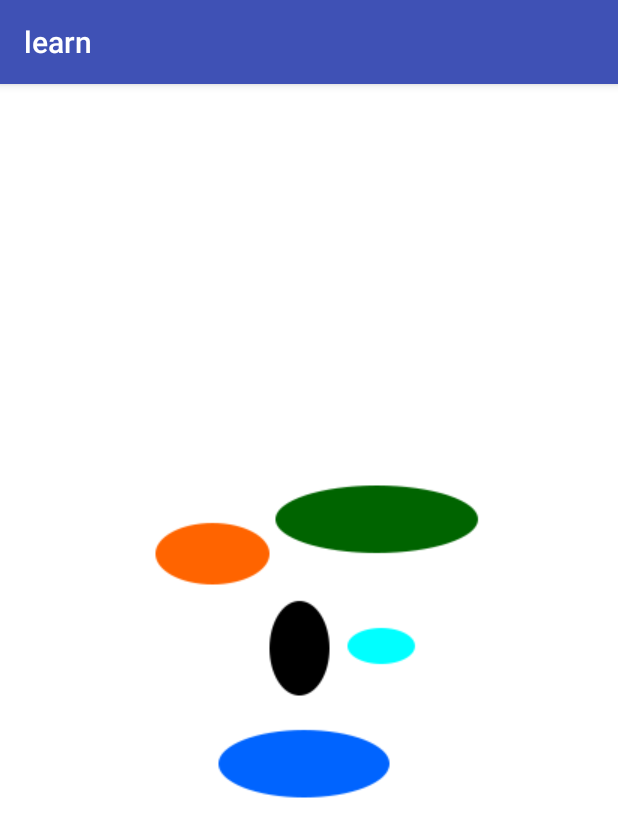
After one commit to siren186/troj_an, an Android app: the SplashActivity screen opened directly, with no data from a screen before it, on a phone screen of 412 x 824 dp. The commit adds this screen. Shown: the top 837 px of the screen. Run offline under Robolectric (Android 15) with nearby library versions, the phone set to English and light mode, and no system bars; libraries missing offline, so code that uses them is left out: com.xsj.crasheye; 4 statements that could not run were skipped.

Commit message:
* [learn] 添加SplashActivity

```diff
--- /dev/null
+++ b/learn/src/main/java/com/troj/demo/learn/SplashActivity.java
@@ -0,0 +1,81 @@
+package com.troj.demo.learn;
+
+import android.content.Intent;
+import android.os.AsyncTask;
+import android.support.v7.app.AppCompatActivity;
+import android.os.Bundle;
+
+import com.troj.demo.learn.logic.init_app.AppInit;
+import com.troj.demo.learn.ui.main.HomeActivity;
+
+public class SplashActivity extends AppCompatActivity {
+
+    private static final long SHOW_TIME = 1000;
+    private AsyncTask<Void, Void, Integer> mInitTask = null;
+
+    @Override
+    protected void onCreate(Bundle savedInstanceState) {
+        super.onCreate(savedInstanceState);
+        setContentView(R.layout.activity_splash);
+        init();
+        startTask();
+    }
+
+    @Override
+    protected void onDestroy() {
+        super.onDestroy();
+        unInit();
+    }
+
+    private void init() {
+        mInitTask = new AsyncTask<Void, Void, Integer>() {
+            @Override
+            protected Integer doInBackground(Void... params) {
+                return initAppGlobalField();
+            }
+
+            @Override
+            protected void onPostExecute(Integer integer) {
+                super.onPostExecute(integer);
+                skip2homeActivity();
+            }
+        };
+    }
+
+    private void unInit() {
+        if (null != mInitTask) {
+            if (!mInitTask.isCancelled()) {
+                mInitTask.cancel(true);
+            }
+            mInitTask = null;
+        }
+    }
+
+    private void startTask() {
+        if (null != mInitTask) {
+            mInitTask.execute();
+        }
+    }
+
+    private Integer initAppGlobalField() {
+        Integer ret;
+        long startTime = System.currentTimeMillis();
+        ret = AppInit.getInstance().init(SplashActivity.this);
+        long loadingTime = System.currentTimeMillis() - startTime;
+
+        if (loadingTime < SHOW_TIME) {
+            try {
+                Thread.sleep(SHOW_TIME - loadingTime);
+            } catch (InterruptedException e) {
+                e.printStackTrace();
+            }
+        }
+
+        return ret;
+    }
+
+    private void skip2homeActivity() {
+        startActivity(new Intent(SplashActivity.this, HomeActivity.class));
+        finish();
+    }
+}
--- /dev/null
+++ b/learn/src/main/java/com/troj/demo/learn/logic/init_app/AppInit.java
@@ -0,0 +1,25 @@
+package com.troj.demo.learn.logic.init_app;
+
+import android.content.Context;
+
+import com.troj.demo.furansujin.ChannelUtils;
+import com.xsj.crasheye.Crasheye;
+
+public class AppInit {
+    private static AppInit mTheApp = new AppInit();
+
+    public static AppInit getInstance() {
+        return mTheApp;
+    }
+
+    public Integer init(Context context) {
+        initCrasheye(context);
+        return 0;
+    }
+
+    private void initCrasheye(Context context) {
+        Crasheye.init(context, "eaa37bd0");
+        Crasheye.setFlushOnlyOverWiFi(true);
+        Crasheye.setChannelID(ChannelUtils.getChannel(context));
+    }
+}
--- /dev/null
+++ b/learn/src/main/res/layout/activity_home.xml
@@ -0,0 +1,6 @@
+<?xml version="1.0" encoding="utf-8"?>
+<LinearLayout xmlns:android="http://schemas.android.com/apk/res/android"
+    android:layout_width="match_parent"
+    android:layout_height="match_parent">
+
+</LinearLayout>
--- /dev/null
+++ b/learn/src/main/res/layout/activity_splash.xml
@@ -0,0 +1,14 @@
+<?xml version="1.0" encoding="utf-8"?>
+<RelativeLayout xmlns:android="http://schemas.android.com/apk/res/android"
+    xmlns:tools="http://schemas.android.com/tools"
+    android:layout_width="match_parent"
+    android:layout_height="match_parent"
+    tools:context=".SplashActivity"
+    android:background="@color/white">
+
+    <ImageView
+        android:layout_centerInParent="true"
+        android:layout_width="wrap_content"
+        android:layout_height="wrap_content"
+        android:src="@drawable/ic_logo"/>
+</RelativeLayout>
--- a/learn/src/main/res/values/colors.xml
+++ b/learn/src/main/res/values/colors.xml
@@ -3,4 +3,5 @@
     <color name="colorPrimary">#3F51B5</color>
     <color name="colorPrimaryDark">#303F9F</color>
     <color name="colorAccent">#FF4081</color>
+    <color name="white">#ffffff</color>
 </resources>
--- a/learn/src/main/res/values/strings.xml
+++ b/learn/src/main/res/values/strings.xml
@@ -1,4 +1,3 @@
 <resources>
     <string name="app_name">learn</string>
-    <string name="helloworld">helloworld</string>
 </resources>
```
Also changed, not shown: learn/src/main/AndroidManifest.xml (+5 -2 lines), learn/src/main/java/com/troj/demo/learn/MainActivity.java (deleted, +0 -36 lines), learn/src/main/java/com/troj/demo/learn/ui/main/HomeActivity.java (added, +16 -0 lines), learn/src/main/res/layout/activity_main.xml (deleted, +0 -16 lines), learn/src/main/res/drawable/ic_logo.png (added).
